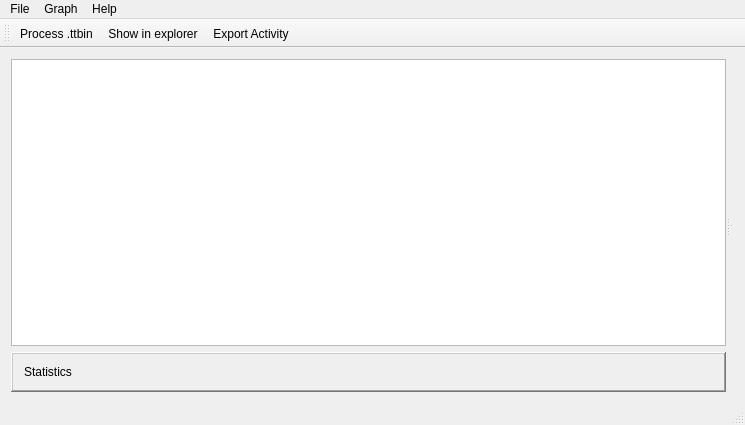
The window that src/mainwindow.ui (altera2015/ttwatcher) describes before a commit, drawn with Qt 5.
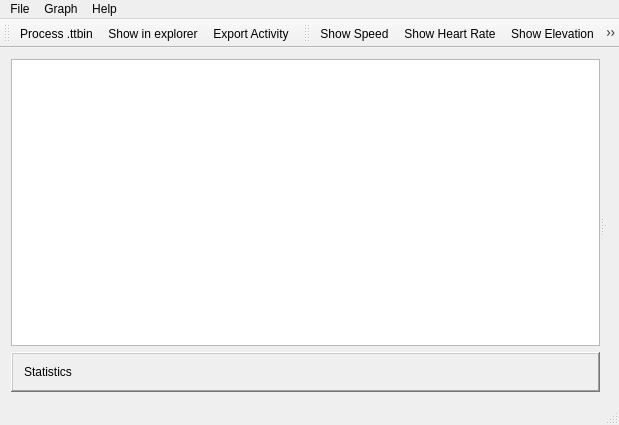
The same window after the commit. Icons and pictures are not drawn. Custom widgets are drawn as their Qt base class.

What changed in the file:
```diff
--- a/src/mainwindow.ui
+++ b/src/mainwindow.ui
@@ -6,7 +6,7 @@
    <rect>
     <x>0</x>
     <y>0</y>
-    <width>745</width>
+    <width>619</width>
     <height>425</height>
    </rect>
   </property>
@@ -116,7 +116,7 @@
     <rect>
      <x>0</x>
      <y>0</y>
-     <width>745</width>
+     <width>619</width>
      <height>21</height>
     </rect>
    </property>
@@ -150,6 +150,12 @@
    <addaction name="menuHelp"/>
   </widget>
   <widget class="QToolBar" name="mainToolBar">
+   <property name="iconSize">
+    <size>
+     <width>32</width>
+     <height>32</height>
+    </size>
+   </property>
    <attribute name="toolBarArea">
     <enum>TopToolBarArea</enum>
    </attribute>
@@ -161,6 +167,30 @@
    <addaction name="actionExport_Activity"/>
   </widget>
   <widget class="QStatusBar" name="statusBar"/>
+  <widget class="QToolBar" name="toolBar">
+   <property name="windowTitle">
+    <string>toolBar</string>
+   </property>
+   <property name="layoutDirection">
+    <enum>Qt::LeftToRight</enum>
+   </property>
+   <property name="iconSize">
+    <size>
+     <width>32</width>
+     <height>32</height>
+    </size>
+   </property>
+   <attribute name="toolBarArea">
+    <enum>TopToolBarArea</enum>
+   </attribute>
+   <attribute name="toolBarBreak">
+    <bool>false</bool>
+   </attribute>
+   <addaction name="actionShow_Speed"/>
+   <addaction name="actionShow_Heart_Rate"/>
+   <addaction name="actionShow_Elevation"/>
+   <addaction name="actionShow_Cadence"/>
+  </widget>
   <action name="actionProcess_TTBIN">
    <property name="text">
     <string>Process .ttbin...</string>
```
Left out of the diff: 42 changed lines with no effect on the pictures.
